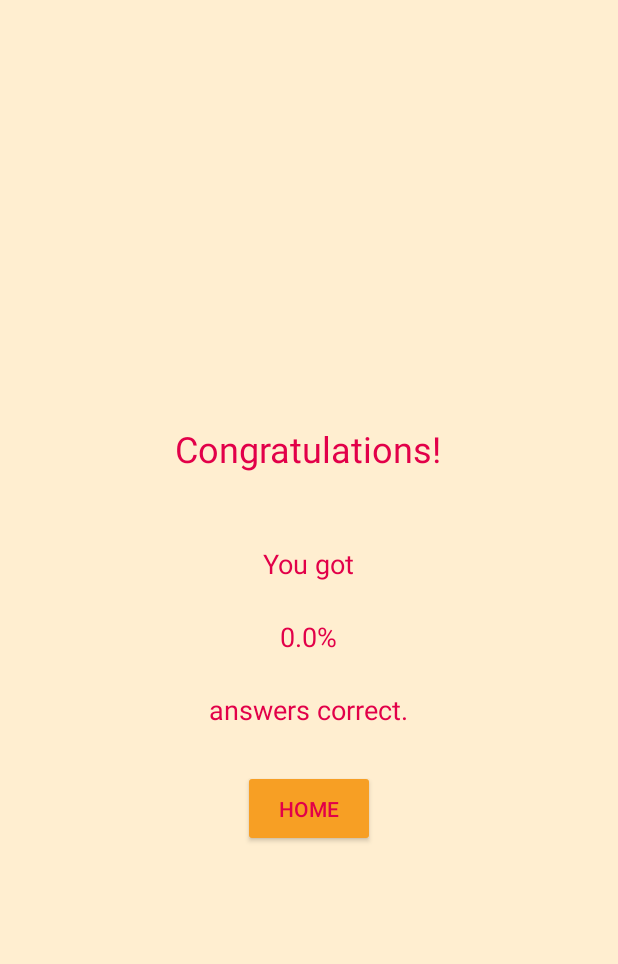
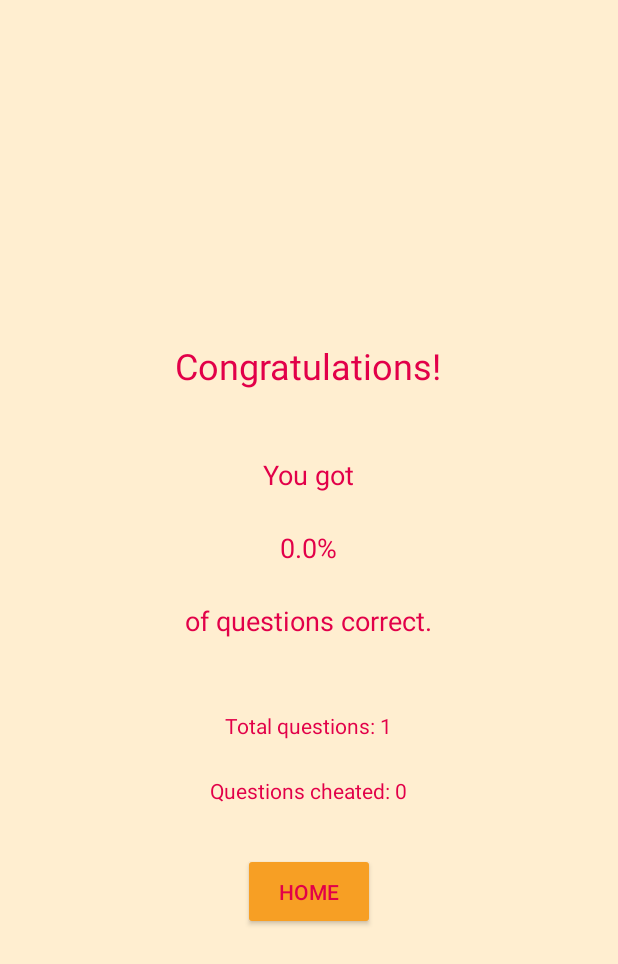
Before and after one commit to imjiazhen/ECE_558_project2, an Android app: the ResultsActivity screen opened directly, with no data from a screen before it, on a phone screen of 412 x 824 dp. Shown: the top 964 px of the screen. Run offline under Robolectric (Android 15) with nearby library versions, the phone set to English and light mode, and no system bars.

Commit message:
Added extras (cheat total, quiz length) to ResultsActivity

```diff
--- a/app/src/main/java/com/bignerdranch/android/geoquiz/CheatActivity.java
+++ b/app/src/main/java/com/bignerdranch/android/geoquiz/CheatActivity.java
@@ -1,6 +1,3 @@
-// TODO : need to handle landscape changes
-// TODO : need to pass QuizActivity the state (score, cheat status, etc.)
-
 package com.bignerdranch.android.geoquiz;
 
 import android.app.Activity;
--- a/app/src/main/java/com/bignerdranch/android/geoquiz/QuizActivity.java
+++ b/app/src/main/java/com/bignerdranch/android/geoquiz/QuizActivity.java
@@ -104,11 +104,25 @@ public class QuizActivity extends Activity implements View.OnClickListener {
             @Override
             public void onClick(View v) {
 
+                int numCheatOn = 0;
+                int quizLength = mQuizItemArray.length;
+
+                // if we've hit the end of the quiz, got to ResultsActivity
                 if (mCurrentIndex == (mQuizItemArray.length - 1)) {
-                    Intent i = new Intent(QuizActivity.this, ResultsActivity.class);
+
+                    Intent intent = new Intent(QuizActivity.this, ResultsActivity.class);
+
                     double QuizPercentage = (mQuizScore / ((double)(mQuizItemArray.length))*100.00);
-                    i.putExtra(ResultsActivity.EXTRA_QUIZ_PERCENT, QuizPercentage);
-                    startActivityForResult(i, ACTIVITY_RESULTS);
+                    intent.putExtra(ResultsActivity.EXTRA_QUIZ_PERCENT, QuizPercentage);
+
+                    intent.putExtra(ResultsActivity.EXTRA_QUIZ_LENGTH, quizLength);
+
+                    for (int i = 0; i < quizLength; i++) {
+                        if (mQuizItemArray[i].getCheatStatus() == true) numCheatOn++;
+                    }
+                    intent.putExtra(ResultsActivity.EXTRA_QUIZ_CHEAT_TOTAL, numCheatOn);
+
+                    startActivityForResult(intent, ACTIVITY_RESULTS);
                 }
                 else {
                     mCurrentIndex = (mCurrentIndex + 1);
--- a/app/src/main/java/com/bignerdranch/android/geoquiz/ResultsActivity.java
+++ b/app/src/main/java/com/bignerdranch/android/geoquiz/ResultsActivity.java
@@ -1,5 +1,4 @@
 // TODO : save the score with SharedPreferences capability
-// TODO : display # of question, # cheated on, etc.
 
 package com.bignerdranch.android.geoquiz;
 
@@ -22,16 +21,24 @@ public class ResultsActivity extends Activity {
 
     // key-value pair to stash when activity is interrupted
     private static final String KEY_QUIZ_PERCENT = "QuizPercent";
+    private static final String KEY_QUIZ_LENGTH = "QuizLength";
+    private static final String KEY_QUIZ_CHEAT_TOTAL = "CheatTotal";
 
     // extra data being passed from QuizActivity --> ResultsActivity
     public static final String EXTRA_QUIZ_PERCENT = "com.bignerdranch.android.geoquiz.quiz_score";
+    public static final String EXTRA_QUIZ_LENGTH = "com.bignerdranch.android.geoquiz.quiz_length";
+    public static final String EXTRA_QUIZ_CHEAT_TOTAL = "com.bignerdranch.android.geoquiz.cheat_total";
 
     // GUI elements
     private TextView mTextViewScore;
+    private TextView mTextViewQuizLength;
+    private TextView mTextViewCheatTotal;
     private Button mButtonHome;
 
     // Class attributes
     private double mQuizPercent;
+    private int mQuizLength;
+    private int mCheatTotal;
 
     //////////////
     // onCreate //
@@ -47,11 +54,21 @@ public class ResultsActivity extends Activity {
 
         // get the quiz score from QuizActicity through Intent's extra
         mQuizPercent = getIntent().getDoubleExtra(EXTRA_QUIZ_PERCENT, 0.0);
+        mQuizLength = getIntent().getIntExtra(EXTRA_QUIZ_LENGTH, 1);
+        mCheatTotal = getIntent().getIntExtra(EXTRA_QUIZ_CHEAT_TOTAL, 0);
 
-        // grab the TextView object for use by ActivityResults
+        // grab the TextView object for displaying correct %
         // then display score
         mTextViewScore = (TextView) findViewById(R.id.text_score);
         updateTextScore();
+
+        // grab the TextView object for display # of questions
+        mTextViewQuizLength = (TextView) findViewById(R.id.text_total_questions);
+        updateQuizLength();
+
+        // grab the TextView object for displaying cheat total
+        mTextViewCheatTotal = (TextView) findViewById(R.id.text_cheat_total);
+        updateCheatTotal();
 
         // wire up the 'Home' button
         mButtonHome = (Button) findViewById(R.id.button_home);
@@ -76,6 +93,8 @@ public class ResultsActivity extends Activity {
     public void restoreState(Bundle savedInstanceState) {
         if(savedInstanceState != null) {
             mQuizPercent = savedInstanceState.getDouble(KEY_QUIZ_PERCENT, 0.0);
+            mQuizLength = savedInstanceState.getInt(KEY_QUIZ_LENGTH, 1);
+            mCheatTotal = savedInstanceState.getInt(KEY_QUIZ_CHEAT_TOTAL, 0);
         }
     } // restoreState
 
@@ -92,6 +111,8 @@ public class ResultsActivity extends Activity {
         Log.i(TAG, "onSaveInstanceState");
 
         savedInstanceState.putDouble(KEY_QUIZ_PERCENT, mQuizPercent);
+        savedInstanceState.putInt(KEY_QUIZ_LENGTH, mQuizLength);
+        savedInstanceState.putInt(KEY_QUIZ_CHEAT_TOTAL, mCheatTotal);
 
     } // onSaveInstanceState
 
@@ -105,4 +126,24 @@ public class ResultsActivity extends Activity {
 
     } // updateTextScore
 
+    //////////////////////
+    // updateQuizLength //
+    //////////////////////
+
+    private void updateQuizLength() {
+        String str = getResources().getString(R.string.text_total_questions) + mQuizLength;
+        mTextViewQuizLength.setText(str);
+
+    } // updateTextScore
+
+    //////////////////////
+    // updateCheatTotal //
+    //////////////////////
+
+    private void updateCheatTotal() {
+        String str = getResources().getString(R.string.text_cheat_questions) + mCheatTotal;
+        mTextViewCheatTotal.setText(str);
+
+    } // updateTextScore
+
 } // ResultsActivity
--- a/app/src/main/res/layout-land/activity_results.xml
+++ b/app/src/main/res/layout-land/activity_results.xml
@@ -7,34 +7,48 @@
 
     <TextView android:layout_width="wrap_content"
               android:layout_height="wrap_content"
-              android:padding="12dp"
-              android:textSize="24dp"
+              android:textSize="18dp"
+              android:layout_marginBottom="16dp"
               android:text="@string/text_congratulations" />
 
     <TextView android:layout_width="wrap_content"
               android:layout_height="wrap_content"
-              android:padding="12dp"
-              android:textSize="18dp"
+              android:padding="4dp"
+              android:textSize="14dp"
               android:text="@string/text_you_got" />
 
     <TextView android:id="@+id/text_score"
               android:layout_width="wrap_content"
               android:layout_height="wrap_content"
-              android:padding="12dp"
-              android:textSize="18dp"
+              android:padding="4dp"
+              android:textSize="14dp"
               android:text="@string/text_score" />
 
     <TextView android:layout_width="wrap_content"
               android:layout_height="wrap_content"
-              android:padding="12dp"
-              android:textSize="18dp"
-              android:text="@string/text_answers_correct" />
+              android:padding="4dp"
+              android:textSize="14dp"
+              android:layout_marginBottom="16dp"
+              android:text="@string/text_questions_correct" />
+
+    <TextView android:id="@+id/text_total_questions"
+              android:layout_width="wrap_content"
+              android:layout_height="wrap_content"
+              android:padding="6dp"
+              android:textSize="12dp"
+              android:text="@string/text_total_questions" />
+
+    <TextView android:id="@+id/text_cheat_total"
+              android:layout_width="wrap_content"
+              android:layout_height="wrap_content"
+              android:padding="6dp"
+              android:textSize="12dp"
+              android:text="@string/text_cheat_questions" />
 
     <Button android:id="@+id/button_home"
             android:layout_width="wrap_content"
             android:layout_height="wrap_content"
-            android:padding="16dp"
-            android:layout_marginTop="16dp"
+            android:layout_marginTop="12dp"
             android:text="@string/button_home" />
 
 </LinearLayout>
--- a/app/src/main/res/layout/activity_results.xml
+++ b/app/src/main/res/layout/activity_results.xml
@@ -9,7 +9,7 @@
               android:layout_height="wrap_content"
               android:padding="24dp"
               android:textSize="24dp"
-              android:layout_marginBottom="12dp"
+              android:layout_marginBottom="8dp"
               android:text="@string/text_congratulations" />
 
     <TextView android:layout_width="wrap_content"
@@ -29,13 +29,28 @@
               android:layout_height="wrap_content"
               android:padding="12dp"
               android:textSize="18dp"
-              android:text="@string/text_answers_correct" />
+              android:layout_marginBottom="24dp"
+              android:text="@string/text_questions_correct" />
+
+    <TextView android:id="@+id/text_total_questions"
+              android:layout_width="wrap_content"
+              android:layout_height="wrap_content"
+              android:padding="12dp"
+              android:textSize="14dp"
+              android:text="@string/text_total_questions" />
+
+    <TextView android:id="@+id/text_cheat_total"
+              android:layout_width="wrap_content"
+              android:layout_height="wrap_content"
+              android:padding="12dp"
+              android:textSize="14dp"
+              android:text="@string/text_cheat_questions" />
 
     <Button android:id="@+id/button_home"
             android:layout_width="wrap_content"
             android:layout_height="wrap_content"
             android:padding="16dp"
-            android:layout_marginTop="16dp"
+            android:layout_marginTop="20dp"
             android:text="@string/button_home" />
 
 </LinearLayout>
--- a/app/src/main/res/values/strings.xml
+++ b/app/src/main/res/values/strings.xml
@@ -48,8 +48,10 @@
 
     <string name="text_congratulations">Congratulations!</string>
     <string name="text_you_got">You got</string>
-    <string name="text_score">##</string>
-    <string name="text_answers_correct">answers correct.</string>
+    <string name="text_score">%%</string>
+    <string name="text_questions_correct">of questions correct.</string>
+    <string name="text_total_questions">Total questions:\u0020</string>
+    <string name="text_cheat_questions">Questions cheated:\u0020</string>
     <string name="button_home">Home</string>
 
 </resources>
```
